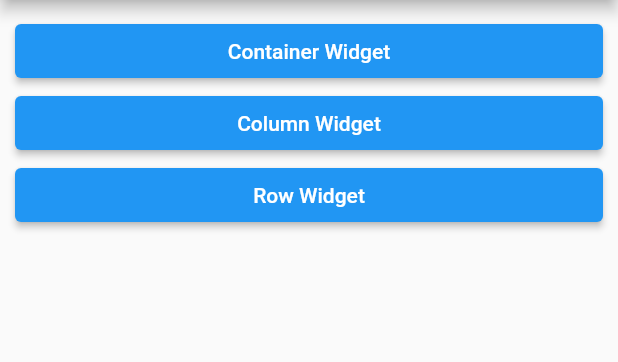
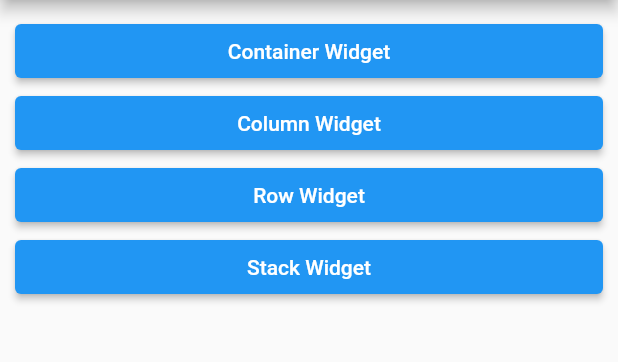
Before and after one commit to codewhite7777/flutter_study01, a Flutter app: the screen it shows after launch, on a phone screen of 412 x 824 dp, the part 84-446 px from its top. Run offline on Flutter 3.47's test engine with Material 2 defaults, Android fonts, the phone set to English and light mode, and no system bars.

Commit message:
feat: Stack

```diff
--- a/basic_widgets/lib/main.dart
+++ b/basic_widgets/lib/main.dart
@@ -50,6 +50,28 @@ class MyApp extends StatelessWidget {
                 ],
               ),
             ),
+        '/stack': (BuildContext) => DefaultLayoutScreen(
+              appbarTitle: 'Stack',
+              child: Stack(
+                children: [
+                  CustomContainer(
+                    width: 100,
+                    height: 100,
+                    color: Colors.red,
+                  ),
+                  CustomContainer(
+                    width: 80,
+                    height: 80,
+                    color: Colors.green,
+                  ),
+                  CustomContainer(
+                    width: 60,
+                    height: 60,
+                    color: Colors.blue,
+                  ),
+                ],
+              ),
+            ),
       },
     );
   }
--- a/basic_widgets/lib/screens/main_screen.dart
+++ b/basic_widgets/lib/screens/main_screen.dart
@@ -30,6 +30,12 @@ class MainScreen extends StatelessWidget {
             },
             child: Text('Row Widget'),
           ),
+          ElevatedButton(
+            onPressed: () {
+              Navigator.of(context).pushNamed('/stack');
+            },
+            child: Text('Stack Widget'),
+          ),
         ],
       ),
     );
```
